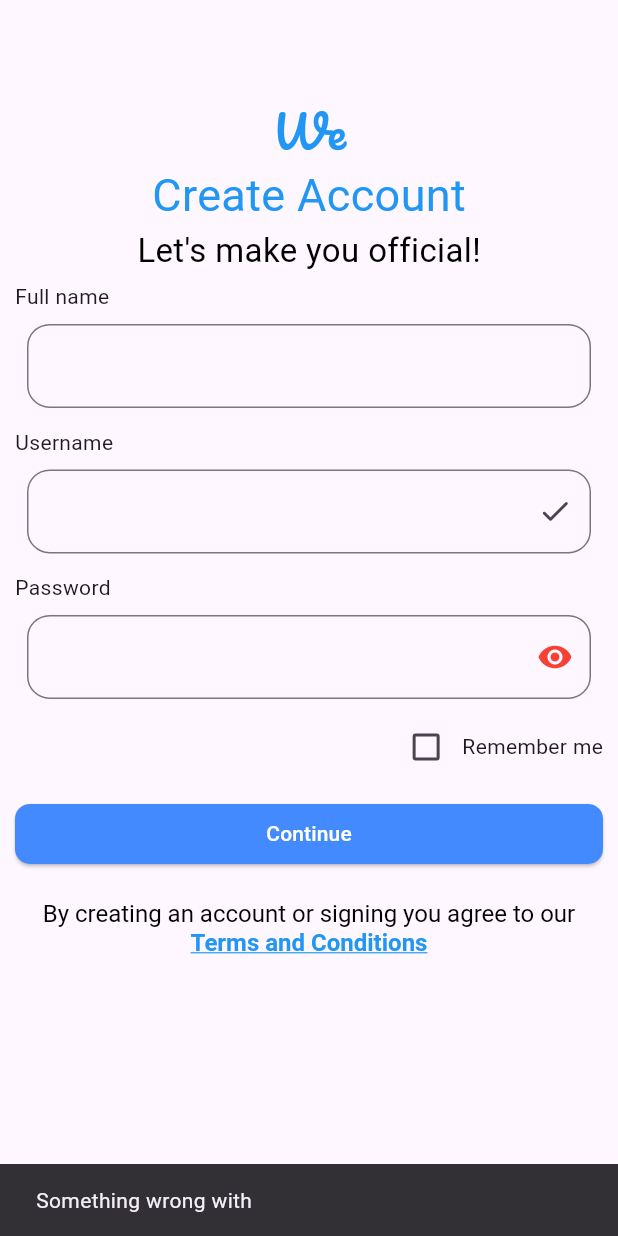
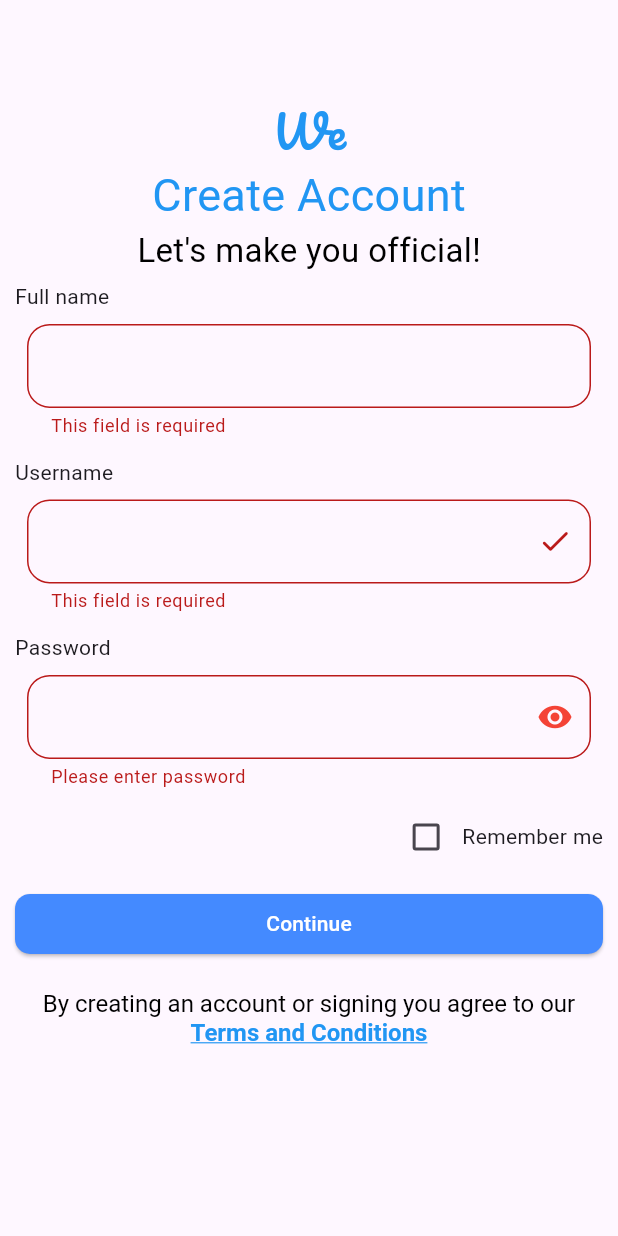
Before and after one commit to zaidk22/demo_auth, a Flutter app: the SignUpScreen screen opened by its route, after a tap on "Continue", on a phone screen of 412 x 824 dp. Run offline on Flutter 3.47's test engine with Material 2 defaults, Android fonts, the phone set to English and light mode, and no system bars; our stand-ins replace auto_route, google_fonts; missing offline and left inert: mongo_dart; Roboto replaces fonts that are missing (Cagliostro).

Commit message:
create account

```diff
--- a/lib/dbHelper/mongoDb.dart
+++ b/lib/dbHelper/mongoDb.dart
@@ -2,7 +2,7 @@ import 'dart:developer';
 
 import 'package:demo_auth/dbHelper/constants.dart';
 import 'package:demo_auth/models/user.dart';
-import 'package:mongo_dart/mongo_dart.dart' show Db;
+import 'package:mongo_dart/mongo_dart.dart' show Db, where;
 
 class MongoDB {
   static var db, userCollection;
@@ -13,17 +13,30 @@ class MongoDB {
     userCollection = db.collection(USER_COLLECTION);
   }
 
+
   static Future<String> insert(UserModel data) async {
   try {
+    var existingUser = await userCollection.findOne(
+      where.eq('userName', data.userName),
+    );
+
+
+    if (existingUser != null) {
+      // A user with the same username already exists
+      return "Username is already in use";
+    }
+
     var result = await userCollection.insertOne(data.toJson());
+
     if (result.isSuccess) {
       return "Data Inserted";
     } else {
-        return "Something wrong with ";
+      return "Something went wrong";
     }
   } catch (e) {
     print(e.toString());
     return e.toString();
   }
 }
+
 }
--- a/lib/models/user.dart
+++ b/lib/models/user.dart
@@ -8,40 +8,40 @@ String userModelToJson(UserModel data) => json.encode(data.toJson());
 class UserModel {
     ObjectId id; // Change the data type from String to ObjectId
     String fullName;
-    String email;
+    String userName;
     String password;
 
     UserModel({
         required this.id,
         required this.fullName,
-        required this.email,
+        required this.userName,
         required this.password,
     });
 
     UserModel copyWith({
         ObjectId? id, // Change the parameter data type from String to ObjectId
         String? fullName,
-        String? email,
+        String? userName,
         String? password,
     }) =>
         UserModel(
             id: id ?? this.id,
             fullName: fullName ?? this.fullName,
-            email: email ?? this.email,
+            userName: userName ?? this.userName,
             password: password ?? this.password,
         );
 
     factory UserModel.fromJson(Map<String, dynamic> json) => UserModel(
         id: ObjectId.fromHexString(json["_id"]), // Convert the String to ObjectId
         fullName: json["fullName"],
-        email: json["email"],
+        userName: json["userName"],
         password: json["password"],
     );
 
     Map<String, dynamic> toJson() => {
         "_id": id.toHexString(), // Convert the ObjectId to String
         "fullName": fullName,
-        "email": email,
+        "userName": userName,
         "password": password,
     };
 }
--- a/lib/pages/signup_page.dart
+++ b/lib/pages/signup_page.dart
@@ -1,7 +1,6 @@
 import 'package:auto_route/auto_route.dart';
 import 'package:demo_auth/dbHelper/mongoDb.dart';
 import 'package:demo_auth/models/user.dart';
-import 'package:demo_auth/routes/routes.gr.dart';
 import 'package:demo_auth/utils/custom_form_field.dart';
 import 'package:flutter/material.dart';
 import 'package:google_fonts/google_fonts.dart';
@@ -19,6 +18,9 @@ class SignUpScreen extends StatefulWidget {
 class _SignUpScreenState extends State<SignUpScreen> {
   bool isChecked = false;
   bool _obscureText = true;
+   final TextEditingController _nameController = TextEditingController();
+    final TextEditingController _userNameController = TextEditingController();
+    final TextEditingController _passwordController = TextEditingController();
   final _formKey = GlobalKey<FormState>();
   void _togglePasswordVisibility() {
     setState(() {
@@ -29,6 +31,8 @@ class _SignUpScreenState extends State<SignUpScreen> {
   @override
   Widget build(BuildContext context) {
     final deviceSize = MediaQuery.sizeOf(context);
+
+
     return Scaffold(
       body: Form(
         key: _formKey,
@@ -70,6 +74,7 @@ class _SignUpScreenState extends State<SignUpScreen> {
               const Text("Full name"),
               CustomFormField(
                 hintText: "",
+                controller: _nameController,
                 textStyle1: GoogleFonts.abel(),
                 validator: Validators.name,
               ),
@@ -79,6 +84,7 @@ class _SignUpScreenState extends State<SignUpScreen> {
               const Text("Username"),
               CustomFormField(
                 hintText: "UserName",
+                controller: _userNameController,
                 textStyle1: GoogleFonts.abel(),
                 Icons: Icons.check_rounded,
                 validator: Validators.name,
@@ -89,6 +95,7 @@ class _SignUpScreenState extends State<SignUpScreen> {
               const Text("Password"),
               CustomFormField(
                 hintText: "Password",
+                controller: _passwordController,
                 isObscureText: _obscureText,
                 textStyle1: GoogleFonts.abel(),
                 Icons: _obscureText ? Icons.visibility : Icons.visibility_off,
@@ -121,10 +128,10 @@ class _SignUpScreenState extends State<SignUpScreen> {
                       shape: MaterialStatePropertyAll(RoundedRectangleBorder(
                           borderRadius: BorderRadius.circular(10)))),
                   onPressed: () {
-                   // if (_formKey.currentState!.validate()) {
-                      // AutoRouter.of(context).push(HomeRoute());
-                      _insertData();
-                   // }
+                    if (_formKey.currentState!.validate()) {
+                      _insertData(_userNameController.text,
+                          _nameController.text, _passwordController.text);
+                    }
                   },
                   child: const Text(
                     'Continue',
@@ -164,10 +171,12 @@ class _SignUpScreenState extends State<SignUpScreen> {
     );
   }
 
-  Future<void> _insertData() async {
+  Future<void> _insertData(
+      String? userName, String? fullName, String? password) async {
     var _id = M.ObjectId();
+
     final data = UserModel(
-        id: _id, email: 'test@123', fullName: 'test', password: '123456');
+        id: _id, userName: userName!, fullName: fullName!, password: password!);
     var result = await MongoDB.insert(data);
     ScaffoldMessenger.of(context)
         .showSnackBar(SnackBar(content: Text("$result")));
--- a/lib/utils/custom_form_field.dart
+++ b/lib/utils/custom_form_field.dart
@@ -1,8 +1,9 @@
 import 'package:flutter/material.dart';
 import 'package:flutter/services.dart';
+
 class CustomFormField extends StatelessWidget {
-  const CustomFormField({
-    Key? key,
+  const CustomFormField(
+      {Key? key,
       required this.hintText,
       this.inputFormatters,
       this.validator,
@@ -10,23 +11,28 @@ class CustomFormField extends StatelessWidget {
       this.Icons,
       this.onIconTap,
       required this.textStyle1,
-    this.isObscureText
-  }) : super(key: key);
+      this.isObscureText,
+      this.controller})
+      : super(key: key);
   final String hintText;
   final List<TextInputFormatter>? inputFormatters;
-  final String? Function(String?, )? validator;
+  final String? Function(
+    String?,
+  )? validator;
   final void Function(String?)? onChange;
-  final IconData ? Icons;
+  final IconData? Icons;
   final TextStyle textStyle1;
   final VoidCallback? onIconTap;
   final bool? isObscureText;
+  final TextEditingController? controller;
 
   @override
   Widget build(BuildContext context) {
     return Padding(
       padding: const EdgeInsets.all(8.0),
       child: TextFormField(
-       obscureText: isObscureText?? false,
+        controller: controller,
+        obscureText: isObscureText ?? false,
         style: textStyle1,
         inputFormatters: inputFormatters,
         validator: (inputString) {
@@ -39,13 +45,14 @@ class CustomFormField extends StatelessWidget {
           hintStyle: textStyle1,
           // labelStyle: textStyle1,
 //  prefixIcon: prefixIcon != null ? Icon(prefixIcon, color: Colors.red) : null,
-  suffixIcon: Icons != null ? IconButton(
-    onPressed:onIconTap,
-    icon: Icon(Icons), color: Colors.red) : null,
+          suffixIcon: Icons != null
+              ? IconButton(
+                  onPressed: onIconTap, icon: Icon(Icons), color: Colors.red)
+              : null,
           border: OutlineInputBorder(
             borderRadius: BorderRadius.circular(15.0),
-
-        ),),
+          ),
+        ),
         onChanged: onChange,
       ),
     );
```
Lines whose indentation alone changed are shown as unchanged.
